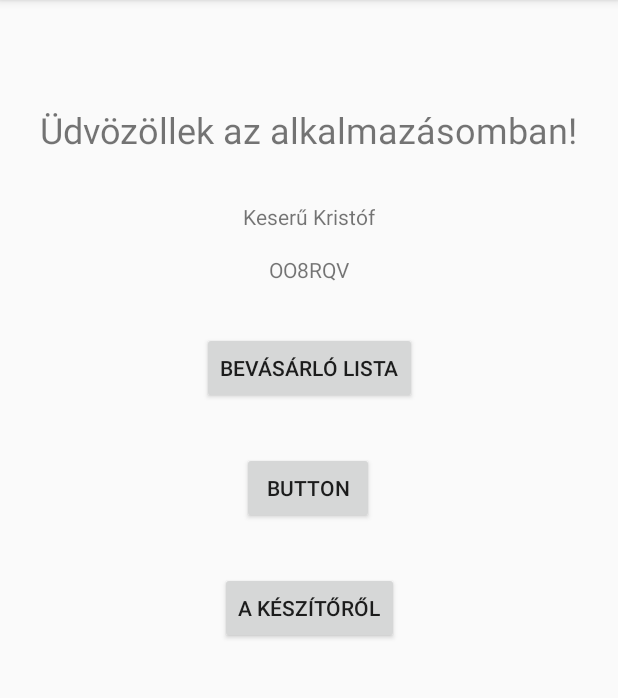
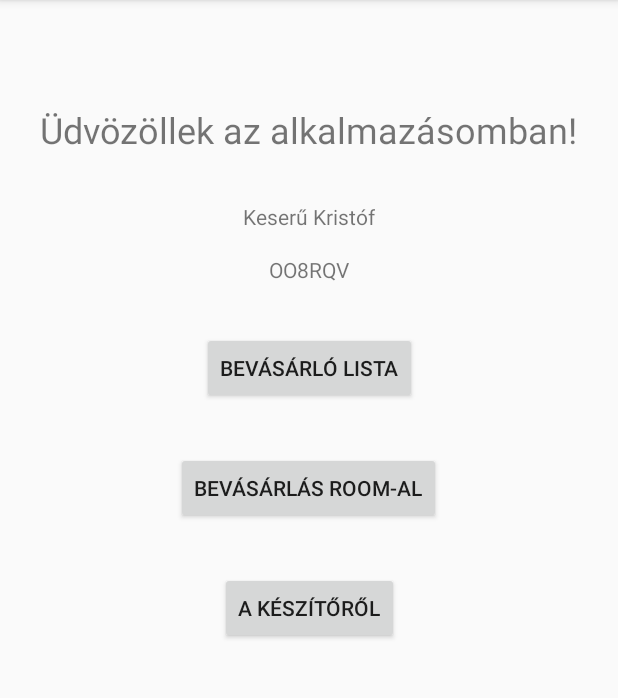
Before and after one commit to keserukristof/FinalProjectKotlin, an Android app: the screen it shows after launch (MainActivity), on a phone screen of 412 x 824 dp, the part 84-782 px from its top. Run offline under Robolectric (Android 15) with nearby library versions, the phone set to English and light mode, and no system bars; our stand-ins replace data binding.

Commit message:
room activity

```diff
--- a/app/build.gradle
+++ b/app/build.gradle
@@ -40,4 +40,6 @@ dependencies {
     androidTestImplementation 'androidx.test.ext:junit:1.1.1'
     androidTestImplementation 'androidx.test.espresso:espresso-core:3.2.0'
     implementation 'androidx.lifecycle:lifecycle-extensions:2.0.0'
+    implementation 'androidx.room:room-runtime:2.2.2'
+    annotationProcessor 'androidx.room:room-compiler:2.2.2'
 }
--- a/app/src/main/AndroidManifest.xml
+++ b/app/src/main/AndroidManifest.xml
@@ -9,7 +9,8 @@
         android:roundIcon="@mipmap/ic_launcher_round"
         android:supportsRtl="true"
         android:theme="@style/AppTheme">
-        <activity android:name=".ShoppingListActivity"></activity>
+        <activity android:name=".RoomShopping"></activity>
+        <activity android:name=".ShoppingListActivity" />
         <activity android:name=".MainActivity">
             <intent-filter>
                 <action android:name="android.intent.action.MAIN" />
--- a/app/src/main/java/com/example/finalprojectkotlin/MainActivity.kt
+++ b/app/src/main/java/com/example/finalprojectkotlin/MainActivity.kt
@@ -40,5 +40,11 @@ class MainActivity : AppCompatActivity() {
             startActivity(intent)
         }
 
+        val goToRoom : Button = findViewById(R.id.button_go_to_room_shopping)
+        goToRoom.setOnClickListener {
+            val intent = Intent(this, RoomShopping :: class.java)
+            startActivity(intent)
+        }
+
     }
 }
--- a/app/src/main/res/layout/activity_main.xml
+++ b/app/src/main/res/layout/activity_main.xml
@@ -64,14 +64,14 @@
             android:text="@string/text_button_about_me"
             app:layout_constraintEnd_toEndOf="parent"
             app:layout_constraintStart_toStartOf="parent"
-            app:layout_constraintTop_toBottomOf="@+id/button3" />
+            app:layout_constraintTop_toBottomOf="@+id/button_go_to_room_shopping" />
 
         <Button
-            android:id="@+id/button3"
+            android:id="@+id/button_go_to_room_shopping"
             android:layout_width="wrap_content"
             android:layout_height="wrap_content"
             android:layout_marginTop="32dp"
-            android:text="Button"
+            android:text="@string/text_button_go_to_room"
             app:layout_constraintEnd_toEndOf="parent"
             app:layout_constraintHorizontal_bias="0.498"
             app:layout_constraintStart_toStartOf="parent"
--- a/app/src/main/res/values/strings.xml
+++ b/app/src/main/res/values/strings.xml
@@ -10,4 +10,5 @@
     <string name="text_hope_you_like_it">Remélem tetszik az alkalmazás!</string>
     <string name="text_about_mee">Keserű Kristóf vagyok harmadéves PTI hallgató. Ez a program mobil alkalmazásfejlesztés órára készült javítás céljából.</string>
     <string name="text_hope">Remélem tetszik a programom!</string>
+    <string name="text_button_go_to_room">Bevásárlás room-al</string>
 </resources>
```
Also changed, not shown: app/src/main/java/com/example/finalprojectkotlin/RoomShopping.kt (added, +12 -0 lines), app/src/main/res/layout/activity_room_shopping.xml (added, +9 -0 lines), 1 other file.
